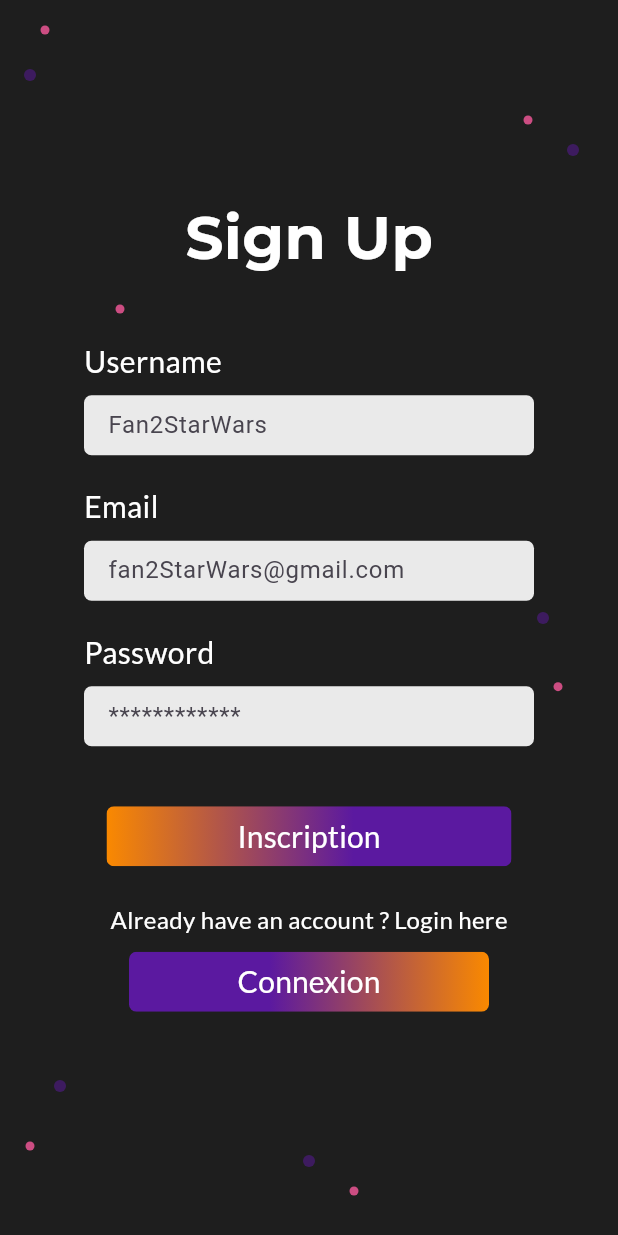
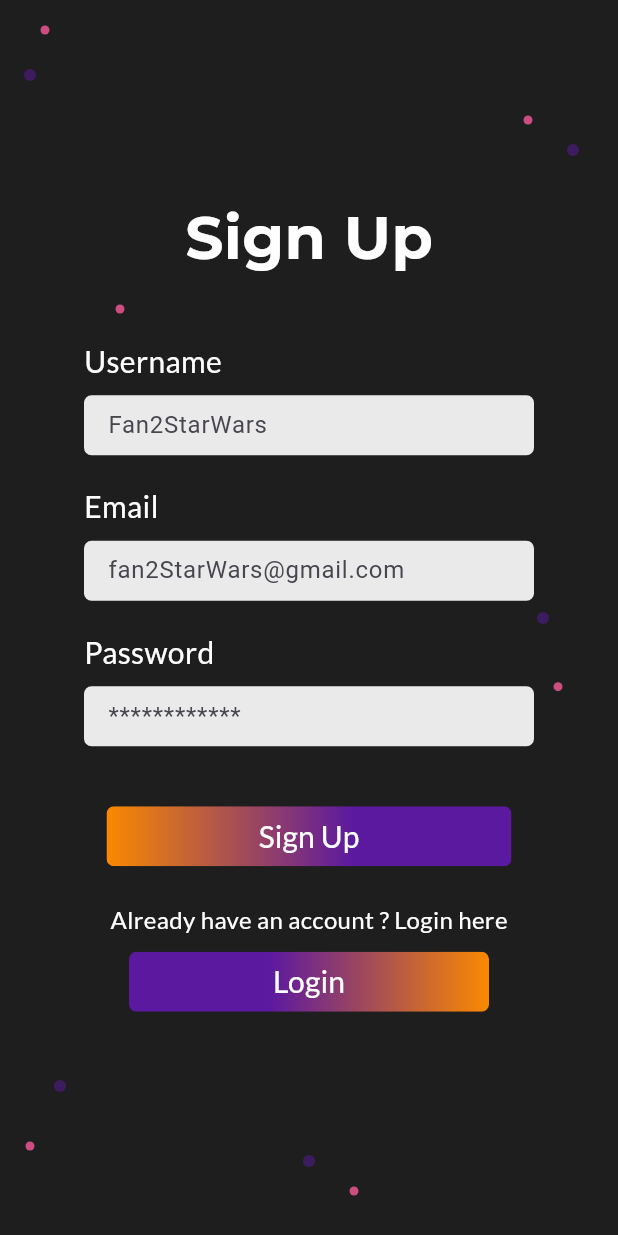
Before and after one commit to QuizPassion/Frontend, a Flutter app: the SignUpPage screen opened by its route, on a phone screen of 412 x 824 dp. Run offline on Flutter 3.47's test engine with Material 3 defaults, Android fonts, the phone set to English and light mode, and no system bars.

Commit message:
fix: fixed translation and texts

```diff
--- a/quizzy/lib/login/login.dart
+++ b/quizzy/lib/login/login.dart
@@ -139,7 +139,7 @@ class LoginPage extends StatelessWidget {
 
                 // Login
                 const Text(
-                  "Don't have an account ? Sign up here",
+                  "Don't have an account ? Sign Up here",
                   style: TextStyle(
                     fontFamily: AppFonts.lato,
                     fontSize: 16,
@@ -168,7 +168,7 @@ class LoginPage extends StatelessWidget {
                       child: Container(
                         alignment: Alignment.center,
                         child: const Text(
-                          "SignUp",
+                          "Sign Up",
                           style: TextStyle(
                             fontFamily: AppFonts.lato,
                             fontSize: 20,
--- a/quizzy/lib/signup/signup.dart
+++ b/quizzy/lib/signup/signup.dart
@@ -160,7 +160,7 @@ class SignUpPage extends StatelessWidget {
                       child: Container(
                         alignment: Alignment.center,
                         child: const Text(
-                          "Inscription",
+                          "Sign Up",
                           style: TextStyle(
                             fontFamily: AppFonts.lato,
                             fontSize: 20,
@@ -205,7 +205,7 @@ class SignUpPage extends StatelessWidget {
                       child: Container(
                         alignment: Alignment.center,
                         child: const Text(
-                          "Connexion",
+                          "Login",
                           style: TextStyle(
                             fontFamily: AppFonts.lato,
                             fontSize: 20,
```
